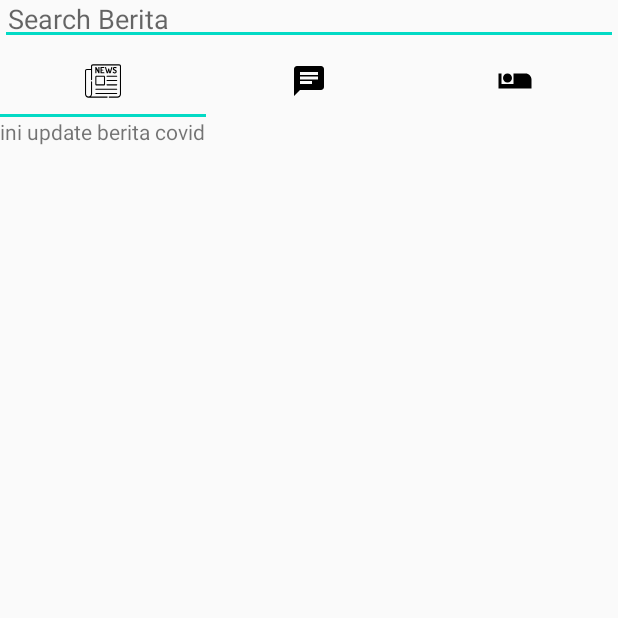
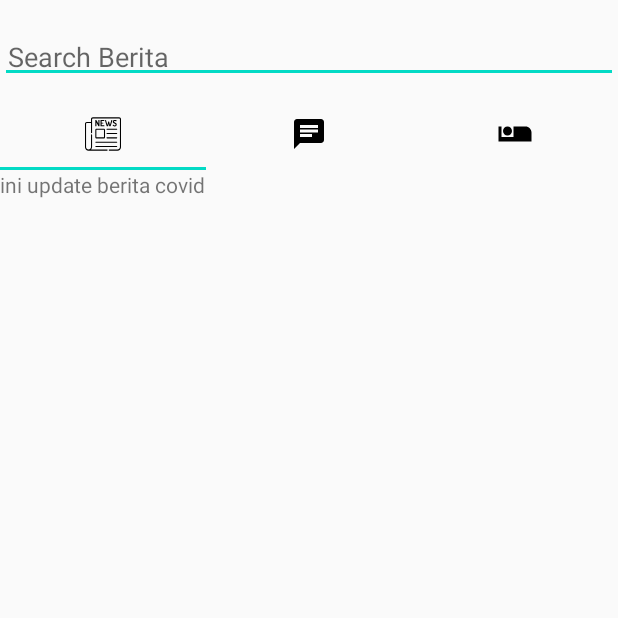
Before and after one commit to hendra0ma/smkcoding2, an Android app: the screen it shows after launch (MainActivity), on a phone screen of 412 x 824 dp, the top half of it. Run offline under Robolectric (Android 15) with nearby library versions, the phone set to English and light mode, and no system bars.

Commit message:
penyempurnaan layout chapter 2

```diff
--- a/app/src/main/res/layout/activity_main.xml
+++ b/app/src/main/res/layout/activity_main.xml
@@ -7,8 +7,10 @@
     android:orientation="vertical"
     tools:context=".MainActivity">
     <EditText
+        android:layout_marginTop="20dp"
+        android:layout_marginBottom="10dp"
         android:layout_width="match_parent"
-        android:layout_height="30dp"
+        android:layout_height="wrap_content"
         android:padding="5dp"
         android:hint="Search Berita"
         />
```
Also changed, not shown: 34 other files.
